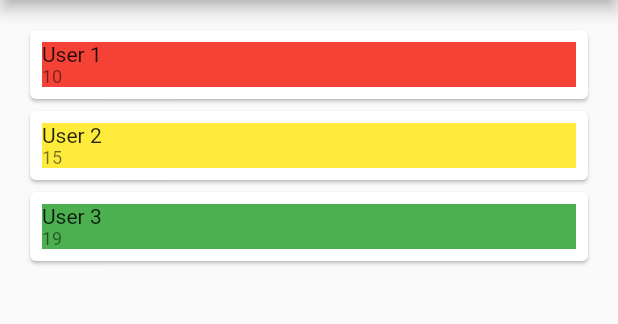
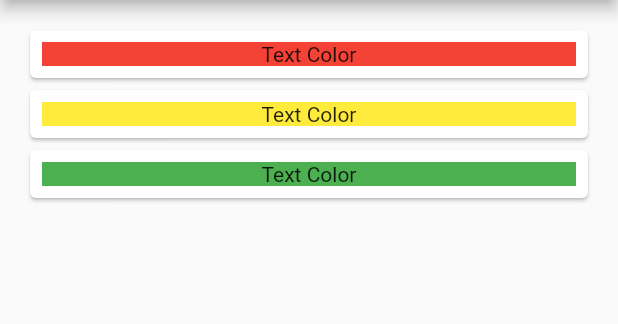
Before and after one commit to dzakaeryan20/FlutterRefresh, a Flutter app: the screen it shows after launch, on a phone screen of 412 x 824 dp, the part 84-408 px from its top. Run offline on Flutter 3.47's test engine with Material 2 defaults, Android fonts, the phone set to English and light mode, and no system bars.

Commit message:
add flutter project : pull down refresh

```diff
--- a/lib/main.dart
+++ b/lib/main.dart
@@ -1,12 +1,9 @@
 // import 'dart:html';
 // import 'dart:io';
 import 'dart:math';
-
-//import 'package:flutter/material.dart';
-import 'dart:io' show Platform;
 import 'package:flutter/cupertino.dart';
 import 'package:flutter/material.dart';
-
+import 'package:flutter/foundation.dart' show TargetPlatform;
 void main() => runApp(App());
 
 class App extends StatelessWidget {
@@ -28,17 +25,18 @@ class _HomePageState extends State<HomePage> {
 
   @override
   void initState() {
-    listData..add(User('User 1', 10, Colors.red))..add(User('User 2', 15, Colors.yellow))..add(User('User 3', 19, Colors.green));
+    listData..add(User(Colors.red))..add(User(Colors.yellow))..add(User(Colors.green));
     super.initState();
   }
 
   @override
   Widget build(BuildContext context) {
+    var platform = Theme.of(context).platform;
     return Scaffold(
       appBar: AppBar(
         title: Text('Refresh Pull Down'),
       ),
-      body: _buildWidgetListDataAndroid()
+      body: platform == TargetPlatform.android ?  _buildWidgetListDataAndroid() : _buildWidgetListDataIOS()
     );
   }
 
@@ -87,11 +85,10 @@ class _HomePageState extends State<HomePage> {
           child: Column(
             crossAxisAlignment: CrossAxisAlignment.start,
             children: [
-              Text(user.nama),
-              Text(
-                '${user.nomor}',
-                style: Theme.of(context).textTheme.caption,
-              ),
+              Center(
+                child: Text('Text Color'),
+
+              )
             ],
           ),
         ),
@@ -104,11 +101,9 @@ class _HomePageState extends State<HomePage> {
     listData.clear();
     await Future.delayed(Duration(seconds: 1));
     for (var index = 0; index < 10; index++) {
-      var nama = 'User ${index + 1}';
-      var nomor = Random().nextInt(100);
       var cl = dataColors[Random().nextInt(dataColors.length)];
       print("masuk sini");
-      listData.add(User(nama, nomor, cl));
+      listData.add(User(cl));
     }
     print(listData);
     setState(() {});
@@ -116,59 +111,6 @@ class _HomePageState extends State<HomePage> {
 }
 
 class User {
-  final String nama;
-  final int nomor;
   final color;
-
-  User(this.nama, this.nomor, this.color);
+  User(this.color);
 }
-//void main() {
-//  // Tutorial begininng
-//  //runApp(
-////    MaterialApp(
-////      home: Center(
-////        child: Text("Hello Gaes"),
-////      ),
-////    ),
-////  );
-//
-//// Hot Reload
-//  runApp(
-//    MyApp()
-//  );
-//}
-//
-//class MyApp extends StatelessWidget {
-//
-//  @override
-//  Widget build(BuildContext context) {
-//    // TODO: implement build
-//    // String Texts = refresh();
-//
-//    return MaterialApp(
-//      home: Scaffold(
-//        appBar: AppBar(
-//          title: Center(
-//            child: Text("Demo Refresh"),
-//          ),
-//        ),
-//        backgroundColor: Colors.indigo,
-//        body: actionrefrsh(),
-//
-//      ),
-//
-//    );
-//  }
-//
-//  Widget actionrefrsh(){
-//    print("Return list");
-//    return RefreshIndicator(child: Text("Data List"), onRefresh: refresh);
-//  }
-//
-//  Future refresh() async{
-//    print("Refresh");
-//    await Future.delayed(Duration(seconds: 2));
-//    //setState(() {})
-//    // return "Demo Refresh ";
-//  }
-//}
```
